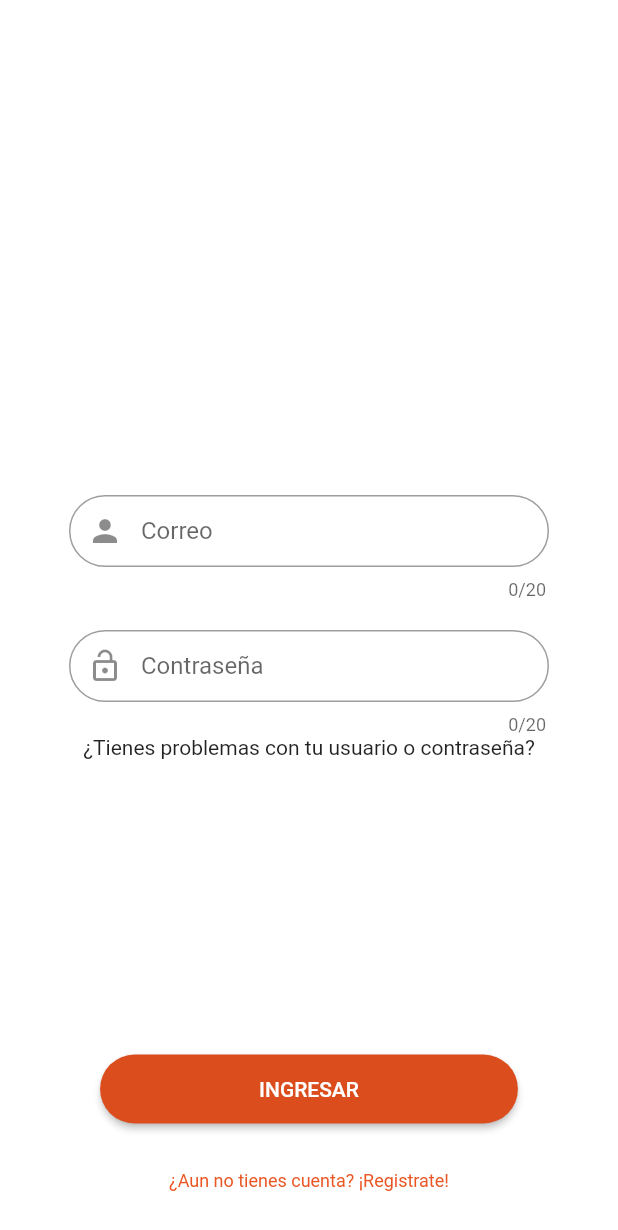
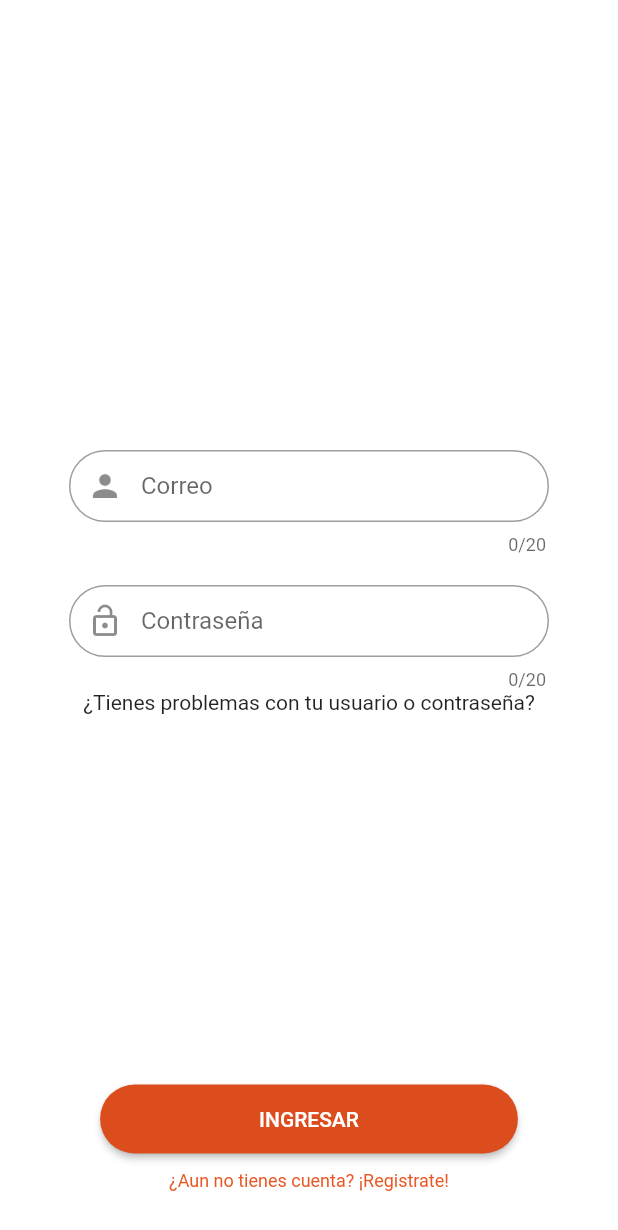
Before and after one commit to Amtrex/Bustop, a Flutter app: the screen it shows after launch, swiped to page 2, on a phone screen of 412 x 824 dp. Shown: the top 1230 px of the screen. Run offline on Flutter 3.47's test engine with Material 2 defaults, Android fonts, the phone set to English and light mode, and no system bars.

Commit message:
solucion de resolucion

```diff
--- a/lib/src/pages/scroll_page.dart
+++ b/lib/src/pages/scroll_page.dart
@@ -78,7 +78,7 @@ class _ScrollPageState extends State<ScrollPage> {
 
 
              SizedBox(
-              height: 330.0,
+              height: 300.0,
             ),
 
             Container(
@@ -141,7 +141,7 @@ class _ScrollPageState extends State<ScrollPage> {
             ),
 
               SizedBox(
-              height: 30.0,
+              height: 10.0,
             ),
 
              Container(
```
